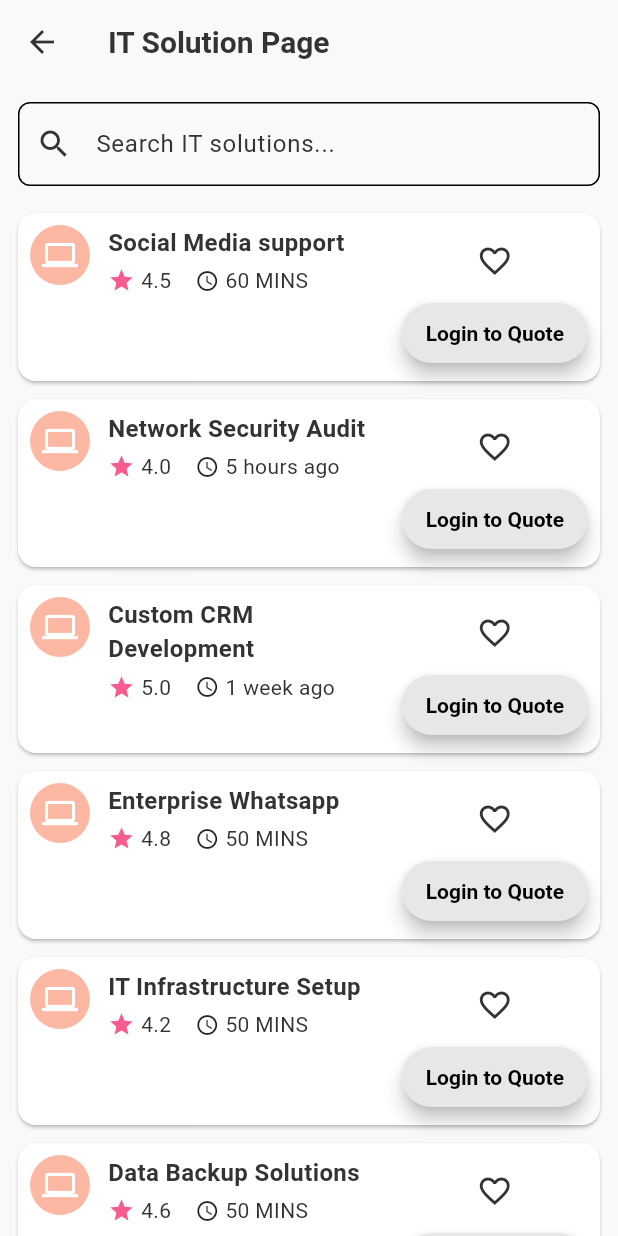
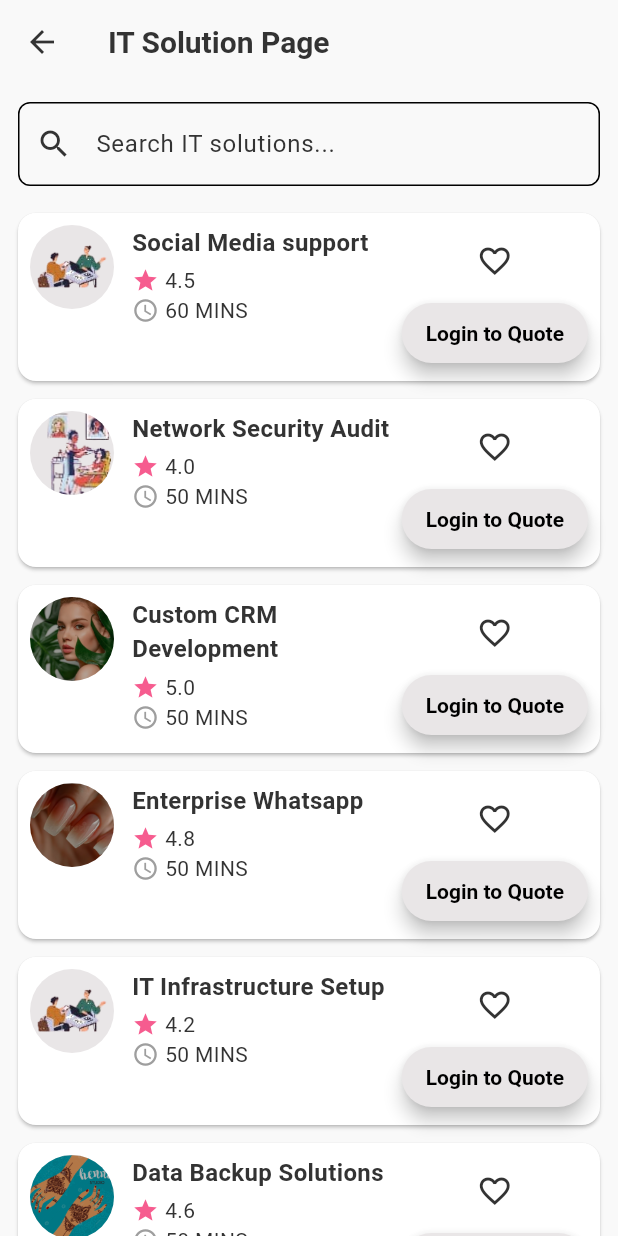
Before and after one commit to iextendlabs/services-flutter-app, a Flutter app: the ITSolutionPage screen opened directly, on a phone screen of 412 x 824 dp. Run offline on Flutter 3.47's test engine with Material 3 defaults, Android fonts, the phone set to English and light mode, and no system bars; our stand-ins replace shared_preferences, table_calendar; accounts and stored records are empty.

Commit message:
change grid style to listing as it had pixel overflow

```diff
--- a/lib/itsolutionpage.dart
+++ b/lib/itsolutionpage.dart
@@ -14,18 +14,21 @@ class _ITSolutionPageState extends State<ITSolutionPage> {
       'stars': 4.5,
       'time': '60 MINS',
       'liked': false,
+      'image': 'assets/images/consultant.png',
     },
     {
       'name': 'Network Security Audit',
       'stars': 4.0,
-      'time': '5 hours ago',
+      'time': '50 MINS',
       'liked': false,
+      'image': 'assets/images/ladies_salon.png',
     },
     {
       'name': 'Custom CRM Development',
       'stars': 5.0,
-      'time': '1 week ago',
+      'time': '50 MINS',
       'liked': false,
+      'image': 'assets/images/makeup.png',
     },
 
 
@@ -34,19 +37,35 @@ class _ITSolutionPageState extends State<ITSolutionPage> {
       'stars': 4.8,
       'time': '50 MINS',
       'liked': false,
+      'image': 'assets/images/nails.png',
     },
     {
       'name': 'IT Infrastructure Setup',
       'stars': 4.2,
       'time': '50 MINS',
       'liked': false,
+      'image': 'assets/images/consultant.png',
     },
     {
       'name': 'Data Backup Solutions',
       'stars': 4.6,
       'time': '50 MINS',
       'liked': false,
-
+'image': 'assets/images/henna.png',
+    },
+    {
+      'name': 'Cloud Migration Services',
+      'stars': 4.9,
+      'time': '50 MINS',
+      'liked': false,
+      'image': 'assets/images/consultant.png',
+    },
+    {
+      'name': 'IT Consulting',
+      'stars': 4.3,
+      'time': '50 MINS',
+      'liked': false,
+      'image': 'assets/images/consultant.png',
     }
   ];
 
@@ -102,7 +121,14 @@ class _ITSolutionPageState extends State<ITSolutionPage> {
                       crossAxisAlignment: CrossAxisAlignment.start,
                       children: [
                         const SizedBox(width: 8),
-                        CircleAvatar(child: Icon(Icons.computer)),
+                        CircleAvatar(
+                          radius: 28,
+                          backgroundColor: AppColors.primarypageWhite,
+                          backgroundImage: item['image'] != null ? AssetImage(item['image']) : null,
+  child: item['image'] == null
+      ? const Icon(Icons.computer, size: 32, color: AppColors.grey)
+      : null,
+),
                         const SizedBox(width: 12),
                         // Make the text flexible
                         Expanded(
@@ -129,7 +155,17 @@ class _ITSolutionPageState extends State<ITSolutionPage> {
                                   const SizedBox(width: 4),
                                   Text('${item['stars']}'),
                                   const SizedBox(width: 16),
-                                  const Icon(Icons.access_time, size: 16),
+
+                                ],
+
+                              ),
+                              Row(
+                                children: [
+                                  const Icon(
+                                    Icons.access_time,
+                                    color: AppColors.grey,
+                                    size: 18,
+                                  ),
                                   const SizedBox(width: 4),
                                   Text(item['time']),
                                 ],
```
